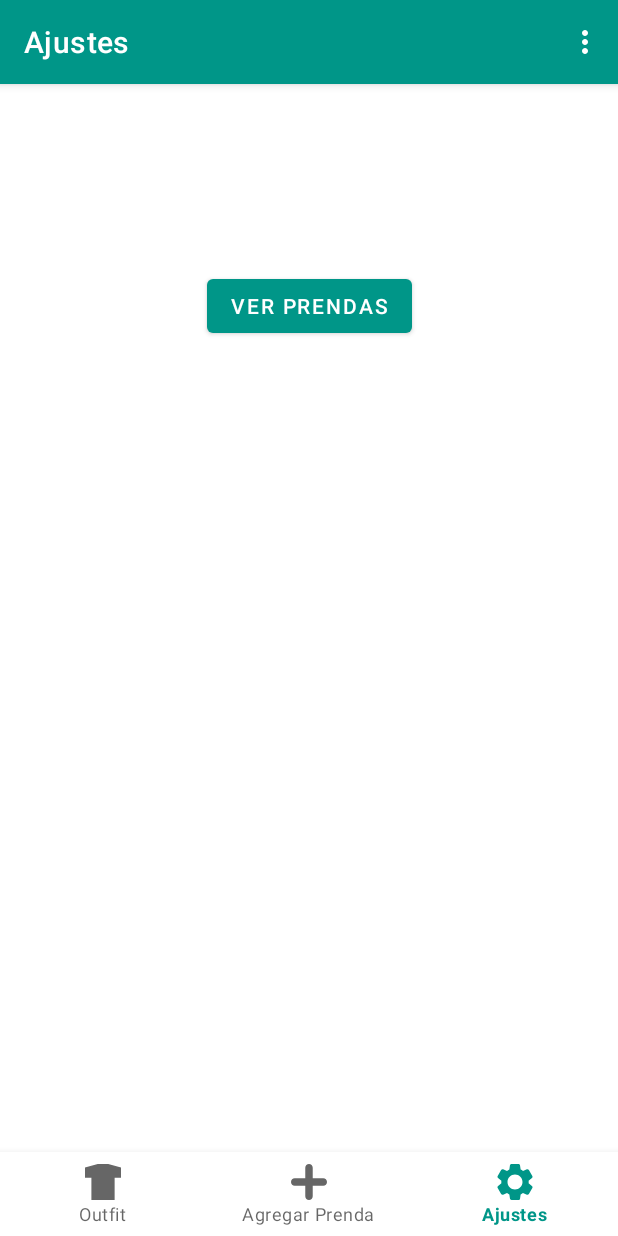
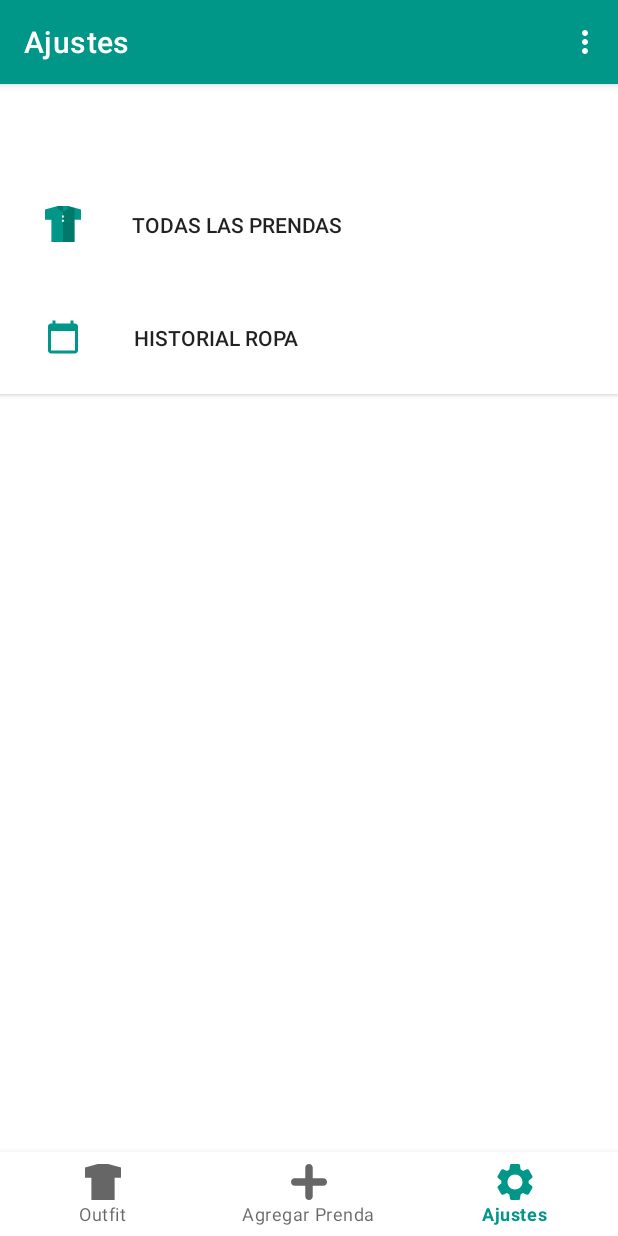
Before and after one commit to quiquear7/Dresser, an Android app: the screen it shows after launch once a user with an empty profile is signed in (MainActivity), item 3 of the bottom bar chosen, on a phone screen of 412 x 824 dp. Run offline under Robolectric (Android 15) with nearby library versions, the phone set to English and light mode, and no system bars; our stand-ins replace Firebase (no records; nobody signed in at launch, a user with empty details on screens opened directly), Picasso, Room's generated code, navigation-ui; pictures from the network do not load.

Commit message:
corregir ruta galeria, implementar algoritmo para sugerir ropa, agregado iconos tiempo

```diff
--- /dev/null
+++ b/app/src/main/res/drawable/ic_baseline_calendar_today_24.xml
@@ -0,0 +1,5 @@
+<vector android:height="24dp" android:tint="@color/cyan"
+    android:viewportHeight="24" android:viewportWidth="24"
+    android:width="24dp" xmlns:android="http://schemas.android.com/apk/res/android">
+    <path android:fillColor="@android:color/white" android:pathData="M20,3h-1L19,1h-2v2L7,3L7,1L5,1v2L4,3c-1.1,0 -2,0.9 -2,2v16c0,1.1 0.9,2 2,2h16c1.1,0 2,-0.9 2,-2L22,5c0,-1.1 -0.9,-2 -2,-2zM20,21L4,21L4,8h16v13z"/>
+</vector>
--- /dev/null
+++ b/app/src/main/res/drawable/ic_baseline_wb_sunny_24.xml
@@ -0,0 +1,5 @@
+<vector android:height="24dp" android:tint="#FFF047"
+    android:viewportHeight="24" android:viewportWidth="24"
+    android:width="24dp" xmlns:android="http://schemas.android.com/apk/res/android">
+    <path android:fillColor="@android:color/white" android:pathData="M6.76,4.84l-1.8,-1.79 -1.41,1.41 1.79,1.79 1.42,-1.41zM4,10.5L1,10.5v2h3v-2zM13,0.55h-2L11,3.5h2L13,0.55zM20.45,4.46l-1.41,-1.41 -1.79,1.79 1.41,1.41 1.79,-1.79zM17.24,18.16l1.79,1.8 1.41,-1.41 -1.8,-1.79 -1.4,1.4zM20,10.5v2h3v-2h-3zM12,5.5c-3.31,0 -6,2.69 -6,6s2.69,6 6,6 6,-2.69 6,-6 -2.69,-6 -6,-6zM11,22.45h2L13,19.5h-2v2.95zM3.55,18.54l1.41,1.41 1.79,-1.8 -1.41,-1.41 -1.79,1.8z"/>
+</vector>
--- a/app/src/main/res/drawable/ic_t_shirt.xml
+++ b/app/src/main/res/drawable/ic_t_shirt.xml
@@ -1,11 +1,11 @@
 <vector android:height="24dp" android:viewportHeight="512"
     android:viewportWidth="512" android:width="24dp" xmlns:android="http://schemas.android.com/apk/res/android">
-    <path android:fillColor="#54d8ff" android:pathData="m0,48.525v146.475h256l-165,-170.872z"/>
-    <path android:fillColor="#43b7d9" android:pathData="m512,48.525 l-91,-24.397 -165,170.872h256z"/>
-    <path android:fillColor="#54d8ff" android:pathData="m331,0 l-180,75 105,437h165v-487.872z"/>
-    <path android:fillColor="#8de5ff" android:pathData="m181,0 l-90,24.128v487.872h165v-467z"/>
-    <path android:fillColor="#43b7d9" android:pathData="m331,0h-75l-30,37.5 30,37.5c41.421,0 75,-33.579 75,-75z"/>
-    <path android:fillColor="#54d8ff" android:pathData="m256,75v-75h-75c0,41.421 33.579,75 75,75z"/>
+    <path android:fillColor="@color/cyan" android:pathData="m0,48.525v146.475h256l-165,-170.872z"/>
+    <path android:fillColor="@color/cyan" android:pathData="m512,48.525 l-91,-24.397 -165,170.872h256z"/>
+    <path android:fillColor="@color/teal" android:pathData="m331,0 l-180,75 105,437h165v-487.872z"/>
+    <path android:fillColor="@color/cyan" android:pathData="m181,0 l-90,24.128v487.872h165v-467z"/>
+    <path android:fillColor="@color/cyan" android:pathData="m331,0h-75l-30,37.5 30,37.5c41.421,0 75,-33.579 75,-75z"/>
+    <path android:fillColor="@color/teal" android:pathData="m256,75v-75h-75c0,41.421 33.579,75 75,75z"/>
     <path android:fillColor="#c6f2ff" android:pathData="m271,195h-15l-10,15 10,15h15z"/>
     <path android:fillColor="#fff" android:pathData="m241,195h15v30h-15z"/>
     <path android:fillColor="#c6f2ff" android:pathData="m271,135h-15l-10,15 10,15h15z"/>
--- a/app/src/main/res/layout/fragment_dashboard.xml
+++ b/app/src/main/res/layout/fragment_dashboard.xml
@@ -3,7 +3,7 @@
     xmlns:app="http://schemas.android.com/apk/res-auto"
     xmlns:tools="http://schemas.android.com/tools"
     android:layout_width="match_parent"
-    android:layout_height="match_parent"
+    android:layout_height="wrap_content"
     android:foregroundTint="#FFFFFF"
     tools:context=".ui.dashboard.DashboardFragment">
 
--- a/app/src/main/res/layout/fragment_notifications.xml
+++ b/app/src/main/res/layout/fragment_notifications.xml
@@ -5,29 +5,35 @@
     android:id="@+id/notificationsFragment"
     android:layout_width="match_parent"
     android:layout_height="match_parent"
+    android:hapticFeedbackEnabled="false"
     tools:context=".ui.notifications.NotificationsFragment">
 
-    <Button
+
+    <androidx.appcompat.widget.AppCompatButton
         android:id="@+id/bPrendas"
-        android:layout_width="wrap_content"
-        android:layout_height="wrap_content"
-        android:layout_marginTop="68dp"
+        android:layout_width="match_parent"
+        android:layout_height="75dp"
+        android:background="#FFFFFF"
+        android:backgroundTint="#FFFFFF"
+        android:drawableStart="@drawable/ic_t_shirt"
+        android:drawablePadding="-150dp"
+        android:paddingStart="30dp"
         android:text="@string/todasprendas"
-        app:layout_constraintEnd_toEndOf="parent"
-        app:layout_constraintStart_toStartOf="parent"
-        app:layout_constraintTop_toTopOf="parent" />
+        app:layout_constraintTop_toTopOf="parent"
+        tools:layout_editor_absoluteX="0dp" />
 
-    <Button
+    <androidx.appcompat.widget.AppCompatButton
         android:id="@+id/bCalendar"
-        android:layout_width="wrap_content"
-        android:layout_height="wrap_content"
-        android:layout_marginTop="242dp"
-        android:layout_marginBottom="579dp"
+        android:layout_width="match_parent"
+        android:layout_height="75dp"
+        android:layout_below="@+id/bPrendas"
+        android:layout_marginTop="75dp"
+        android:drawablePadding="-177dp"
+        android:paddingStart="30dp"
+        android:background="#FFFFFF"
+        android:drawableStart="@drawable/ic_baseline_calendar_today_24"
         android:text="@string/historial_ropa"
-        app:layout_constraintBottom_toBottomOf="parent"
-        app:layout_constraintEnd_toEndOf="parent"
-        app:layout_constraintHorizontal_bias="0.5"
-        app:layout_constraintStart_toStartOf="parent"
-        app:layout_constraintTop_toTopOf="parent" />
+        app:layout_constraintTop_toTopOf="parent"
+        tools:layout_editor_absoluteX="0dp" />
 
 </androidx.constraintlayout.widget.ConstraintLayout>
--- a/app/src/main/res/values/strings.xml
+++ b/app/src/main/res/values/strings.xml
@@ -86,7 +86,7 @@
     <string name="todo">TODO</string>
     <string name="google">google</string>
     <string name="cerrrar_sesi_n">Cerrar Sesión</string>
-    <string name="todasprendas">Ver Prendas</string>
+    <string name="todasprendas">Todas las  Prendas</string>
     <!-- TODO: Remove or change this placeholder text -->
     <string name="hello_blank_fragment">Hello blank fragment</string>
     <string name="large_text">
--- a/app/src/main/res/xml/network_security_config.xml
+++ b/app/src/main/res/xml/network_security_config.xml
@@ -5,5 +5,6 @@
         <pin-set>
             <pin digest="SHA-256">axmGTWYycVN5oCjh3GJrxWVndLSZjypDO6evrHMwbXg=</pin>
         </pin-set>
+
     </domain-config>
 </network-security-config>
```
Also changed, not shown: app/build.gradle (+10 -6 lines), app/src/main/java/com/uc3m/dresser/ui/dashboard/DashboardFragment.kt (+8 -15 lines), app/src/main/java/com/uc3m/dresser/ui/home/HomeFragment.kt (+53 -26 lines), app/src/main/res/layout/fragment_home.xml (+22 -11 lines).
